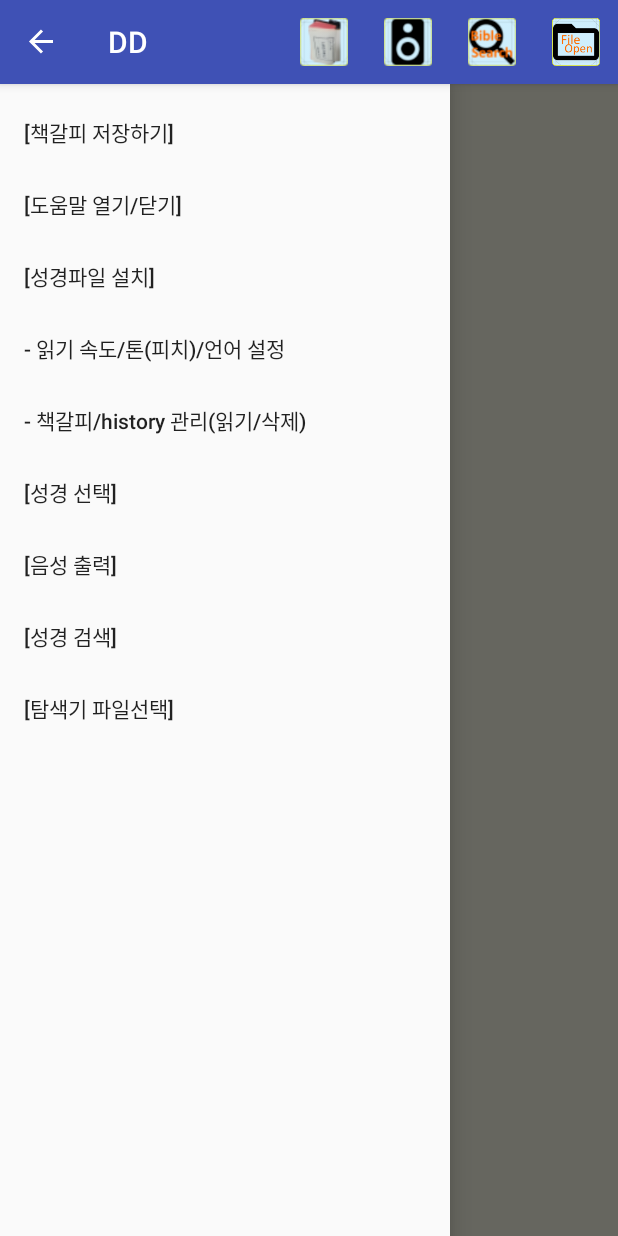
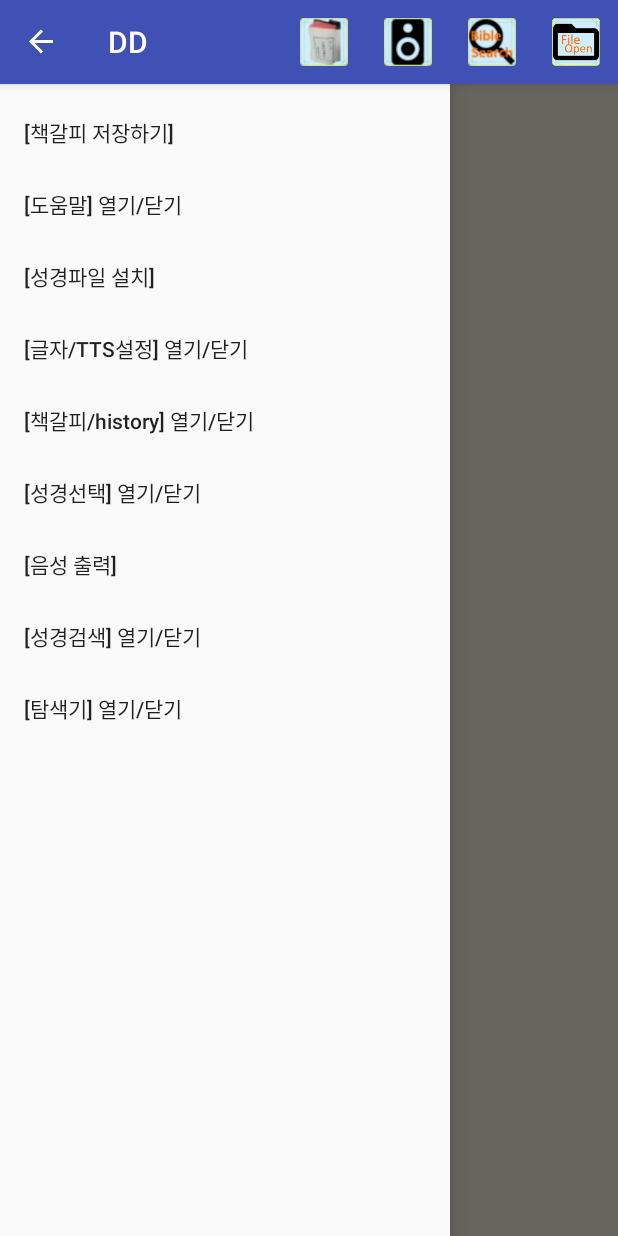
Before and after one commit to k8z7/DoubleDrawer, an Android app: the screen it shows after launch (MainActivity), with the side drawer open, on a phone screen of 412 x 824 dp. Run offline under Robolectric (Android 15) with nearby library versions, the phone set to English and light mode, and no system bars.

Commit message:
20161027 DoubleDrawer(5) - 소스 오류(아이콘 토글 문제) 수정, 깃허브 푸시 주의/[Android]

```diff
--- a/app/src/main/java/net/kbh/doubledrawer/MainActivity.java
+++ b/app/src/main/java/net/kbh/doubledrawer/MainActivity.java
@@ -17,14 +17,13 @@ public class MainActivity extends AppCompatActivity
         implements NavigationView.OnNavigationItemSelectedListener {
 
     static LinearLayout slider;
-    static DrawerLayout main_drawer;
+    static DrawerLayout drawer, main_drawer;
 
     static MenuItem speechMenu, explorerMenu, searchMenu;
     boolean isSpeaker = false, isSearch = false, isExplorer = false;
 
     static LinearLayout inc_main, inc_explorer, inc_bmfh, inc_setting, inc_search, inc_help;
     static View[] views = null; // inc_main 외의 모든 루트뷰 배열
-    static DrawerLayout drawer;
 
     @Override
     protected void onCreate(Bundle savedInstanceState) {
@@ -137,7 +136,6 @@ public class MainActivity extends AppCompatActivity
         else if (id == R.id.action_help) { if (inc_help.getVisibility()==View.GONE) { Util.openPage(inc_help); } else { Util.openPage(inc_main); } }
         else if (id == R.id.action_install) { Toast.makeText(this, "action_install", Toast.LENGTH_SHORT).show(); }
 
-        DrawerLayout drawer = (DrawerLayout) findViewById(R.id.drawer_layout);
         drawer.closeDrawer(GravityCompat.START);
         return true;
     }
--- a/app/src/main/res/menu/menu_navi.xml
+++ b/app/src/main/res/menu/menu_navi.xml
@@ -3,20 +3,20 @@
 
     <group android:checkableBehavior="single">
         <item android:id="@+id/action_bmSave" android:title="[책갈피 저장하기]" />
-        <item android:id="@+id/action_help" android:title="[도움말 열기/닫기]" />
+        <item android:id="@+id/action_help" android:title="[도움말] 열기/닫기" />
         <item android:id="@+id/action_install" android:title="[성경파일 설치]"/>
     </group>
 
     <group android:checkableBehavior="single">
-        <item android:id="@+id/action_setting" android:title="- 읽기 속도/톤(피치)/언어 설정" />
-        <item android:id="@+id/action_bmfh" android:title="- 책갈피/history 관리(읽기/삭제)" />
+        <item android:id="@+id/action_setting" android:title="[글자/TTS설정] 열기/닫기" />
+        <item android:id="@+id/action_bmfh" android:title="[책갈피/history] 열기/닫기" />
     </group>
 
     <group android:checkableBehavior="single">
-        <item android:id="@+id/action_select" android:title="[성경 선택]" />
+        <item android:id="@+id/action_select" android:title="[성경선택] 열기/닫기" />
         <item android:id="@+id/action_speak" android:title="[음성 출력]" />
-        <item android:id="@+id/action_search" android:title="[성경 검색]" />
-        <item android:id="@+id/action_explorer" android:title="[탐색기 파일선택]" />
+        <item android:id="@+id/action_search" android:title="[성경검색] 열기/닫기" />
+        <item android:id="@+id/action_explorer" android:title="[탐색기] 열기/닫기" />
     </group>
 
 </menu>
```
Also changed, not shown: app/src/main/java/net/kbh/doubledrawer/Util.java (+3 -5 lines).
